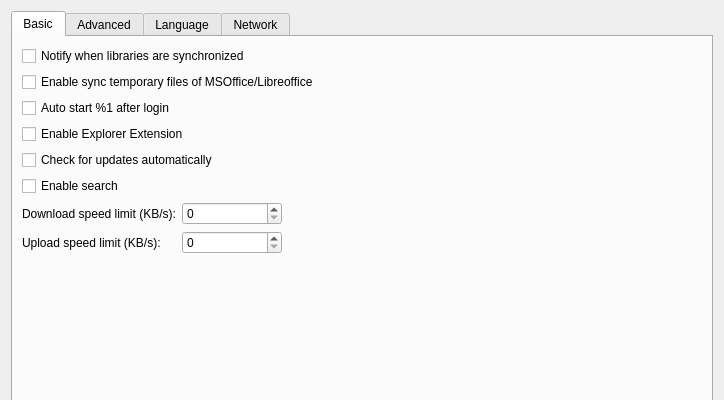
The window that ui/settings-dialog.ui (haiwen/seadrive-gui) describes before a commit, drawn with Qt 5; both pictures show x 0 to 724 and y 0 to 400 of the 724 by 579 pixel window.
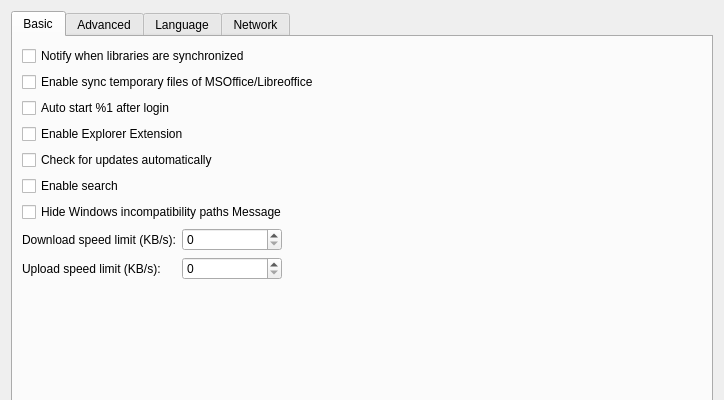
The same window after the commit. The open tabs and pages were chosen to show the change.

Commit message: Add notification when upload ignored files on windows (#365)

The edit to the form file:
```diff
--- a/ui/settings-dialog.ui
+++ b/ui/settings-dialog.ui
@@ -66,6 +66,13 @@
          </property>
         </widget>
        </item>
+       <item>
+        <widget class="QCheckBox" name="mHideWindowsIncompatibilityCheckBox">
+         <property name="text">
+          <string>Hide Windows incompatibility paths Message</string>
+         </property>
+        </widget>
+       </item>
        <item>
         <layout class="QFormLayout" name="formLayout">
          <property name="labelAlignment">
```
The commit also changes 6 other files.
